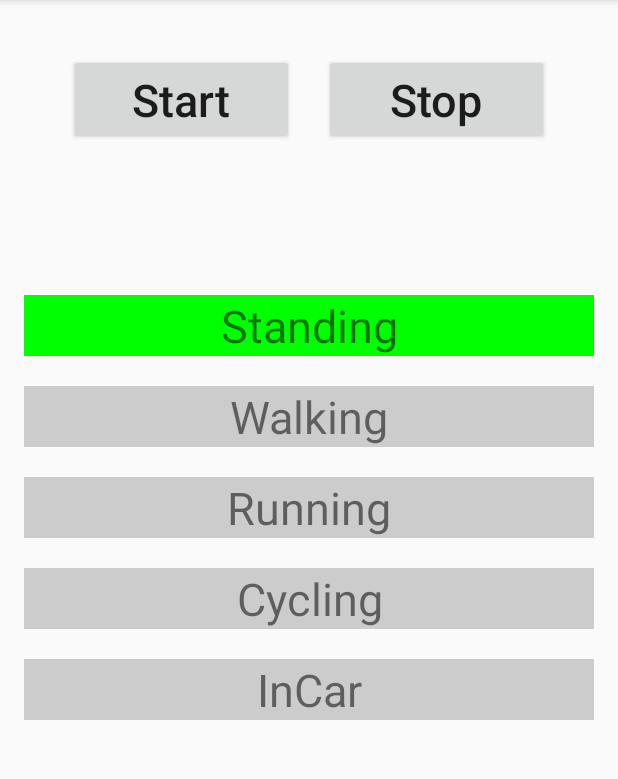
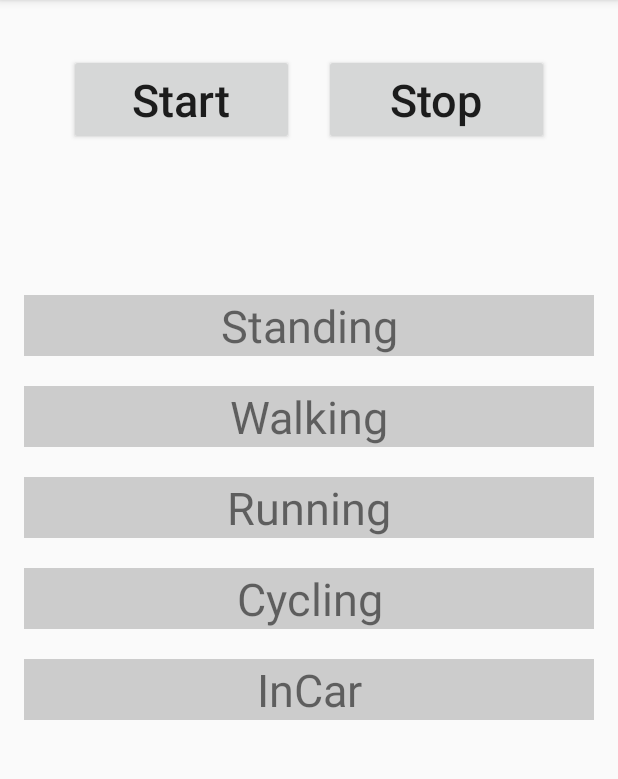
Before and after one commit to rgbitx/ActivityRecognitionSystem, an Android app: the screen it shows after launch (MainActivity), after a tap on "Stop", on a phone screen of 412 x 824 dp, the part 84-863 px from its top. Run offline under Robolectric (Android 15) with nearby library versions, the phone set to English and light mode, and no system bars; libraries missing offline, so code that uses them is left out: weka.classifiers, weka.core; 2 statements that could not run were skipped.

Commit message:
knn model 3nd

```diff
--- a/app/src/main/java/com/example/qiuhai/activityrecognitionsystem/MainActivity.java
+++ b/app/src/main/java/com/example/qiuhai/activityrecognitionsystem/MainActivity.java
@@ -95,7 +95,7 @@ public class MainActivity extends AppCompatActivity implements SensorEventListen
                 isCal = false;
                 sensorManager.unregisterListener(MainActivity.this);
 
-                tv_stand.setBackgroundColor(Color.GREEN);
+                tv_stand.setBackgroundColor(Color.LTGRAY);
                 tv_walk.setBackgroundColor(Color.LTGRAY);
                 tv_run.setBackgroundColor(Color.LTGRAY);
                 tv_cycle.setBackgroundColor(Color.LTGRAY);
```
